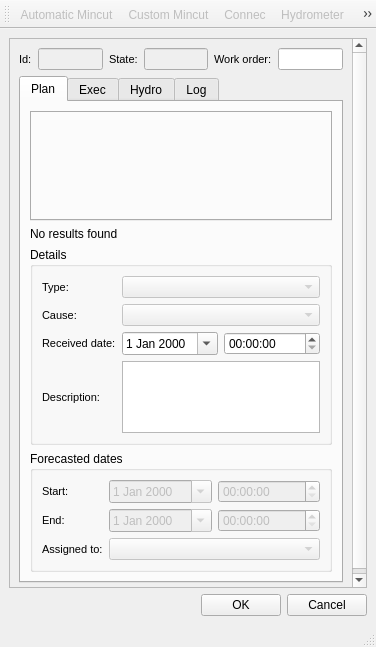
Old version of the form core/ui/my_plugin/mincut.ui in the repository Giswater/gw_example_plugin.
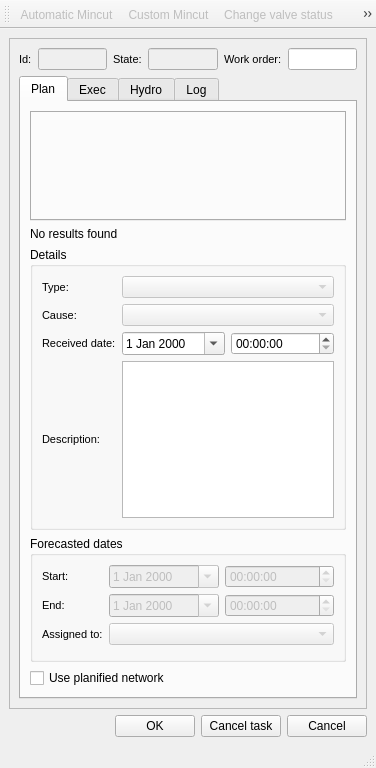
New version of the form. Icons and pictures are not drawn.

```diff
--- a/core/ui/my_plugin/mincut.ui
+++ b/core/ui/my_plugin/mincut.ui
@@ -7,7 +7,7 @@
     <x>0</x>
     <y>0</y>
     <width>376</width>
-    <height>647</height>
+    <height>768</height>
    </rect>
   </property>
   <property name="font">
@@ -32,7 +32,7 @@
          <x>0</x>
          <y>0</y>
          <width>356</width>
-         <height>546</height>
+         <height>667</height>
         </rect>
        </property>
        <layout class="QGridLayout" name="gridLayout_5">
@@ -547,6 +547,13 @@
               </layout>
              </widget>
             </item>
+            <item>
+             <widget class="QCheckBox" name="chk_use_planified">
+              <property name="text">
+               <string>Use planified network</string>
+              </property>
+             </widget>
+            </item>
            </layout>
           </widget>
           <widget class="QWidget" name="tab">
@@ -866,6 +873,13 @@
         </property>
        </widget>
       </item>
+      <item>
+       <widget class="QPushButton" name="btn_cancel_task">
+        <property name="text">
+         <string>Cancel task</string>
+        </property>
+       </widget>
+      </item>
       <item>
        <widget class="QPushButton" name="btn_cancel">
         <property name="text">
@@ -896,6 +910,7 @@
    </attribute>
    <addaction name="actionMincut"/>
    <addaction name="actionCustomMincut"/>
+   <addaction name="actionChangeValveStatus"/>
    <addaction name="actionAddConnec"/>
    <addaction name="actionAddHydrometer"/>
    <addaction name="actionComposer"/>
@@ -985,6 +1000,21 @@
     <string>Composer</string>
    </property>
   </action>
+  <action name="actionChangeValveStatus">
+   <property name="checkable">
+    <bool>true</bool>
+   </property>
+   <property name="enabled">
+    <bool>false</bool>
+   </property>
+   <property name="icon">
+    <iconset>
+     <normaloff>../../../../icons/dialogs/20x20/124.png</normaloff>../../../../icons/dialogs/20x20/124.png</iconset>
+   </property>
+   <property name="text">
+    <string>Change valve status</string>
+   </property>
+  </action>
   <action name="actionShowNotified">
    <property name="text">
     <string>Show notified</string>
```
Left out of the diff: 28 changed lines with no effect on the pictures.
